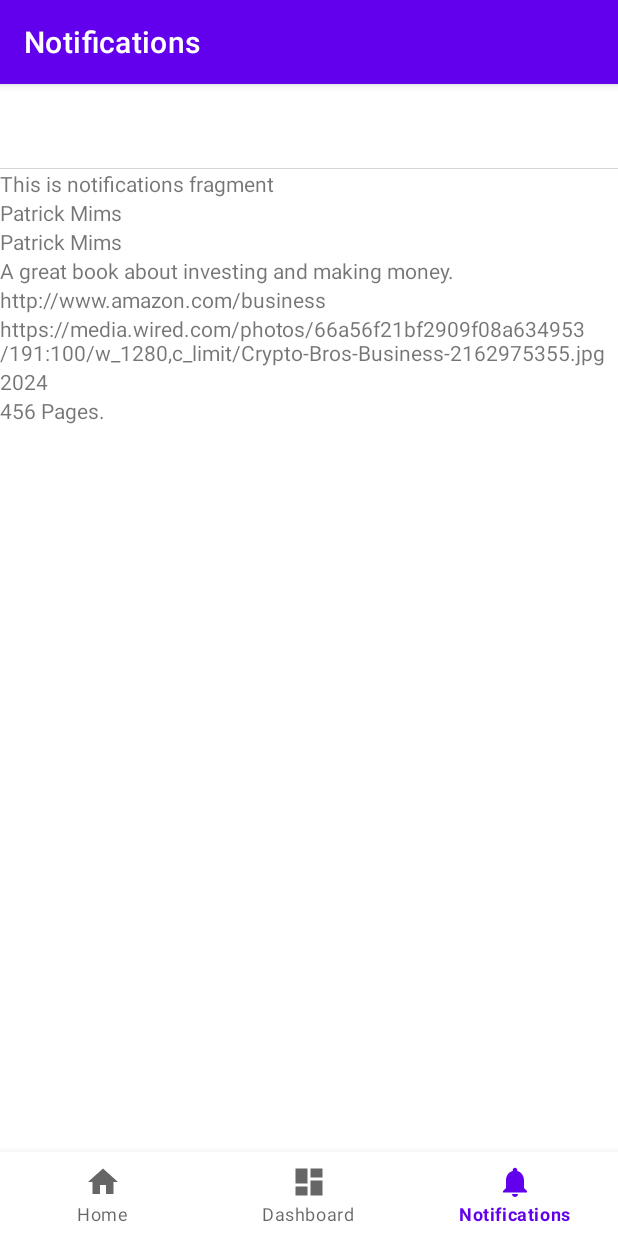
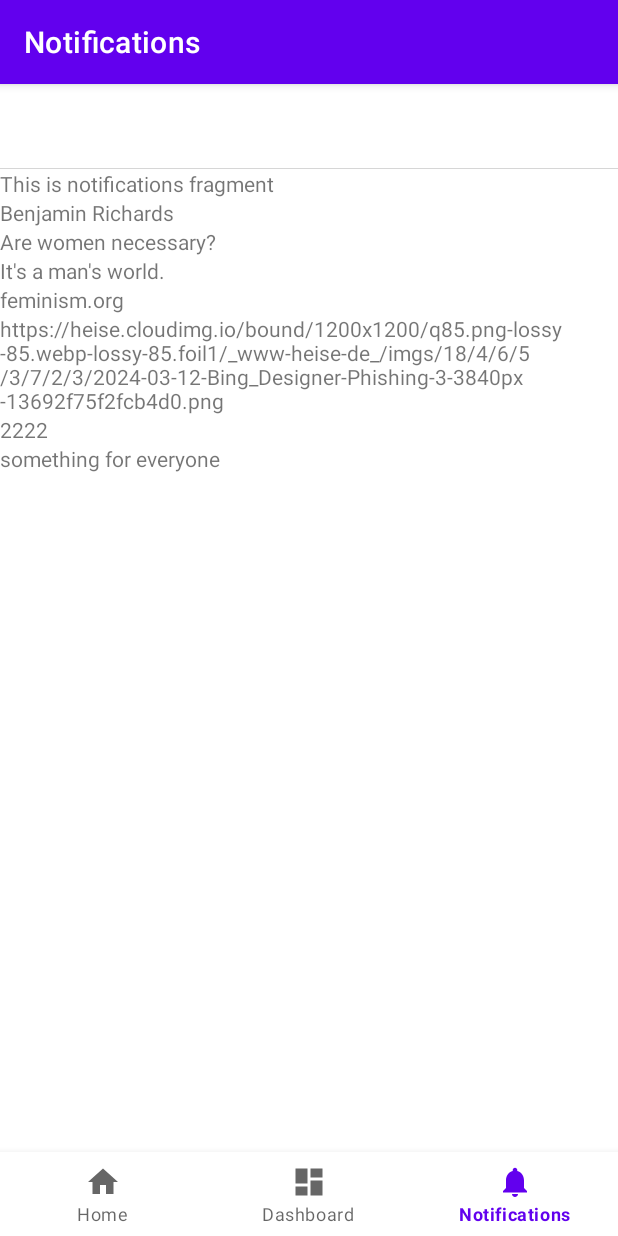
Before and after one commit to weatherpub/Android-News, an Android app: the screen it shows after launch (MainActivity), item 3 of the bottom bar chosen, on a phone screen of 412 x 824 dp. Run offline under Robolectric (Android 15) with nearby library versions, the phone set to English and light mode, and no system bars; our stand-ins replace Picasso, navigation-ui; pictures from the network do not load; 3 statements that could not run were skipped.

Commit message:
Build: Moved all db logic to NotificationsFragment
Todo:
Investigate moveToFirst() and moveToNext()

Status:
Running

```diff
--- a/app/src/main/java/edu/sfsu/times/sql/DatabaseHelper.java
+++ b/app/src/main/java/edu/sfsu/times/sql/DatabaseHelper.java
@@ -60,8 +60,9 @@ public class DatabaseHelper extends SQLiteOpenHelper {
 
     // a helper method to update the  model
     public ArrayList<DataModel> updateModel(ArrayList<DataModel> dataModel) {
-        dataModel.add(new DataModel("Business in America", "Patrick Mims", "Winning is Everything.", "A great book about investing and making money.", "http://www.amazon.com/business", "https://media.wired.com/photos/66a56f21bf2909f08a634953/191:100/w_1280,c_limit/Crypto-Bros-Business-2162975355.jpg", "2024", "456 Pages."));
-        dataModel.add(new DataModel("Getting More Money", "Danny Glover", "Money is Necessary.", "All about money in today's world", "http://money.com", "https://i.blogs.es/f8f908/mining-iran/840_560.jpeg", "2222", "something for everyone"));
+        dataModel.add(new DataModel("Business in America", "Patrick Mims", "Winning is Everything.", "A great book about investing and making money.", "amazon.com", "https://media.wired.com/photos/66a56f21bf2909f08a634953/191:100/w_1280,c_limit/Crypto-Bros-Business-2162975355.jpg", "2024", "456 Pages."));
+        dataModel.add(new DataModel("Getting More Money", "Danny Glover", "Money is Necessary.", "All about money in today's world", "money.com", "https://i.blogs.es/f8f908/mining-iran/840_560.jpeg", "2222", "something for everyone"));
+        dataModel.add(new DataModel("Simple Mind Simple Life", "Benjamin Richards", "Are women necessary?", "It's a man's world.", "feminism.org", "https://heise.cloudimg.io/bound/1200x1200/q85.png-lossy-85.webp-lossy-85.foil1/_www-heise-de_/imgs/18/4/6/5/3/7/2/3/2024-03-12-Bing_Designer-Phishing-3-3840px-13692f75f2fcb4d0.png", "2222", "something for everyone"));
         // dataModel.add...
 
         return dataModel;
@@ -83,6 +84,12 @@ public class DatabaseHelper extends SQLiteOpenHelper {
                 + "PUBLISHED_AT TEXT, "
                 + "CONTENT TEXT);");
 
+        Log.i("LOG", "dm -> " + dm);
+        /*
+        Log.i("LOG", "dm -> " + dm.get(1).getAuthor());
+        Log.i("LOG", "dm -> " + dm.get(2).getAuthor());
+         */
+
         insert(sqLiteDatabase, updateModel(dm)); // <- updateModel() returns the models from the helper method.
     }
 
@@ -91,9 +98,22 @@ public class DatabaseHelper extends SQLiteOpenHelper {
         Log.i("LOG", "inside of insert!");
         ContentValues cv = new ContentValues();
 
+        for(DataModel m : model) {
+            cv.put("NAME", m.getName());
+            cv.put("AUTHOR", m.getAuthor());
+            cv.put("TITLE", m.getTitle());
+            cv.put("DESCRIPTION", m.getDescription());
+            cv.put("URL", m.getUrl());
+            cv.put("URL_TO_IMAGE", m.getUrlToImage());
+            cv.put("PUBLISHED_AT", m.getPublishedAt());
+            cv.put("CONTENT", m.getContent());
+        }
+        sqLiteDatabase.insert(DB_TABLE, null, cv);
+
         Log.i("LOG", "Inside of insert method 1");
         Log.i("LOG", "Inside of insert method 2" + model.size());
 
+        /*
         cv.put("NAME", model.get(counter).getName());
         cv.put("AUTHOR", model.get(counter).getAuthor());
         cv.put("TITLE", model.get(counter).getAuthor());
@@ -102,10 +122,10 @@ public class DatabaseHelper extends SQLiteOpenHelper {
         cv.put("URL_TO_IMAGE", model.get(counter).getUrlToImage());
         cv.put("PUBLISHED_AT", model.get(counter).getPublishedAt());
         cv.put("CONTENT", model.get(counter).getContent());
+        counter = counter + 1;
+        */
 
-        counter = counter + 1;
-
-        sqLiteDatabase.insert(DB_TABLE, null, cv);
+        //sqLiteDatabase.insert(DB_TABLE, null, cv);
     }
 
     @Override
--- a/app/src/main/java/edu/sfsu/times/ui/home/HomeViewModel.java
+++ b/app/src/main/java/edu/sfsu/times/ui/home/HomeViewModel.java
@@ -32,7 +32,7 @@ public class HomeViewModel extends ViewModel {
 
     public HomeViewModel() {
         String SOURCES = "bbc";
-        String QUERY = "harris";
+        String QUERY = "economy";
 
         data = new MutableLiveData<>();
         DataModelViewModel dms = DataModelViewModel.getInstance();
--- a/app/src/main/java/edu/sfsu/times/ui/notifications/NotificationsFragment.java
+++ b/app/src/main/java/edu/sfsu/times/ui/notifications/NotificationsFragment.java
@@ -15,6 +15,7 @@ import android.widget.Toast;
 import androidx.annotation.NonNull;
 import androidx.fragment.app.Fragment;
 import androidx.lifecycle.ViewModelProvider;
+import androidx.recyclerview.widget.LinearLayoutManager;
 import androidx.recyclerview.widget.RecyclerView;
 
 import com.squareup.picasso.Picasso;
@@ -45,7 +46,6 @@ public class NotificationsFragment extends Fragment {
         SQLiteOpenHelper helper = new DatabaseHelper(getContext());
 
         // pull data from the DatabaseHelper()
-        homeViewModel.getData().observe(getViewLifecycleOwner(), data -> {
         try {
             int i = 0;
             SQLiteDatabase db = helper.getReadableDatabase();
@@ -53,16 +53,6 @@ public class NotificationsFragment extends Fragment {
             Cursor cursor = db.query("ARTICLES",
                     new String[] {"NAME", "AUTHOR", "TITLE", "DESCRIPTION", "URL", "URL_TO_IMAGE", "PUBLISHED_AT", "CONTENT"},
                     null, null, null, null, null);
-
-                if(cursor.moveToFirst()) {
-                    String name_column = cursor.getString(0);
-                    String author_column = cursor.getString(1);
-                    String title_column = cursor.getString(2);
-                    String description_column = cursor.getString(3);
-                    String url_column = cursor.getString(4);
-                    String url_to_img_column = cursor.getString(5);
-                    String published_column = cursor.getString(6);
-                    String content_column = cursor.getString(7);
 
             ImageView imageView = (ImageView) root.findViewById(R.id.home_detail_image);
             TextView name = (TextView) root.findViewById(R.id.tv_name);
@@ -74,7 +64,17 @@ public class NotificationsFragment extends Fragment {
             TextView published = (TextView) root.findViewById(R.id.tv_published_at);
             TextView content = (TextView) root.findViewById(R.id.tv_content);
 
+            if(cursor.moveToFirst()) {
                 do {
+                    String name_column = cursor.getString(0);
+                    String author_column = cursor.getString(1);
+                    String title_column = cursor.getString(2);
+                    String description_column = cursor.getString(3);
+                    String url_column = cursor.getString(4);
+                    String url_to_img_column = cursor.getString(5);
+                    String published_column = cursor.getString(6);
+                    String content_column = cursor.getString(7);
+
                     Picasso.get().load(url_to_img_column).into(imageView);
                     name.setText(name_column);
                     author.setText(author_column);
@@ -92,7 +92,11 @@ public class NotificationsFragment extends Fragment {
             Toast toast = Toast.makeText(getContext(), "Database unavailable", Toast.LENGTH_SHORT);
             toast.show();
         }
-        });
+
+        /*
+        recyclerView.setAdapter(adapter);
+        recyclerView.setLayoutManager(new LinearLayoutManager(getActivity()));
+        */
 
         final TextView textView = binding.tvName;
         // notificationsViewModel.getData().observe(getViewLifecycleOwner(), textView::setText()); // <- another problem here. comment this line and line #28 to debug
--- a/app/src/main/res/layout/fragment_notifications.xml
+++ b/app/src/main/res/layout/fragment_notifications.xml
@@ -21,10 +21,12 @@
         app:layout_constraintStart_toStartOf="parent"
         app:layout_constraintTop_toTopOf="parent" />
     -->
-
+<ScrollView
+    android:layout_width="match_parent"
+    android:layout_height="match_parent">
     <LinearLayout
         android:layout_width="match_parent"
-        android:layout_height="match_parent"
+        android:layout_height="wrap_content"
         android:orientation="vertical"
         app:layout_constraintBottom_toBottomOf="parent"
         app:layout_constraintEnd_toEndOf="parent"
@@ -76,4 +78,5 @@
             android:layout_height="wrap_content"
             android:id="@+id/tv_content" />
     </LinearLayout>
+</ScrollView>
 </androidx.constraintlayout.widget.ConstraintLayout>
```
Lines whose indentation alone changed are shown as unchanged.
